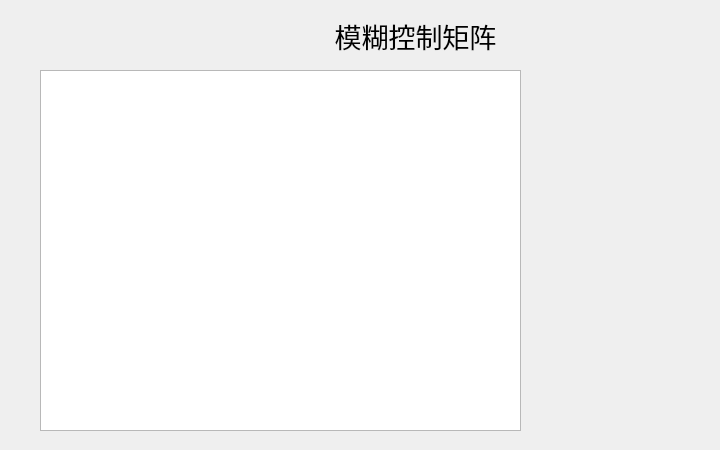
albert2lyu/QualityFunctionDeployment, file step2_1.ui: the form before one commit.
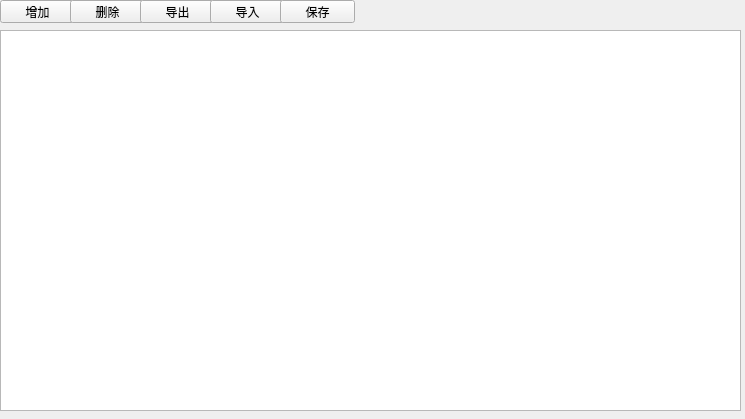
The form after the commit.

Diff of the .ui file:
```diff
--- a/step2_1.ui
+++ b/step2_1.ui
@@ -6,8 +6,8 @@
    <rect>
     <x>0</x>
     <y>0</y>
-    <width>720</width>
-    <height>450</height>
+    <width>745</width>
+    <height>419</height>
    </rect>
   </property>
   <property name="windowTitle">
@@ -16,37 +16,76 @@
   <widget class="QTableWidget" name="qTableWidget">
    <property name="geometry">
     <rect>
-     <x>40</x>
-     <y>70</y>
-     <width>481</width>
-     <height>361</height>
+     <x>0</x>
+     <y>30</y>
+     <width>741</width>
+     <height>381</height>
     </rect>
    </property>
   </widget>
-  <widget class="QLabel" name="label">
+  <widget class="QPushButton" name="pushButton">
    <property name="geometry">
     <rect>
-     <x>230</x>
-     <y>20</y>
-     <width>371</width>
-     <height>31</height>
+     <x>0</x>
+     <y>0</y>
+     <width>75</width>
+     <height>23</height>
     </rect>
    </property>
-   <property name="font">
-    <font>
-     <family>微软雅黑</family>
-     <pointsize>20</pointsize>
-     <stylestrategy>PreferAntialias</stylestrategy>
-    </font>
+   <property name="text">
+    <string>增加</string>
    </property>
-   <property name="layoutDirection">
-    <enum>Qt::LeftToRight</enum>
+  </widget>
+  <widget class="QPushButton" name="pushButton_2">
+   <property name="geometry">
+    <rect>
+     <x>70</x>
+     <y>0</y>
+     <width>75</width>
+     <height>23</height>
+    </rect>
    </property>
    <property name="text">
-    <string>模糊控制矩阵</string>
+    <string>删除</string>
    </property>
-   <property name="alignment">
-    <set>Qt::AlignCenter</set>
+  </widget>
+  <widget class="QPushButton" name="pushButton_3">
+   <property name="geometry">
+    <rect>
+     <x>140</x>
+     <y>0</y>
+     <width>75</width>
+     <height>23</height>
+    </rect>
+   </property>
+   <property name="text">
+    <string>导出</string>
+   </property>
+  </widget>
+  <widget class="QPushButton" name="pushButton_4">
+   <property name="geometry">
+    <rect>
+     <x>210</x>
+     <y>0</y>
+     <width>75</width>
+     <height>23</height>
+    </rect>
+   </property>
+   <property name="text">
+    <string>导入</string>
+   </property>
+  </widget>
+  <widget class="QPushButton" name="pushButton_5">
+   <property name="geometry">
+    <rect>
+     <x>280</x>
+     <y>0</y>
+     <width>75</width>
+     <height>23</height>
+    </rect>
+   </property>
+   <property name="text">
+    <string>保存</string>
    </property>
   </widget>
  </widget>
```
